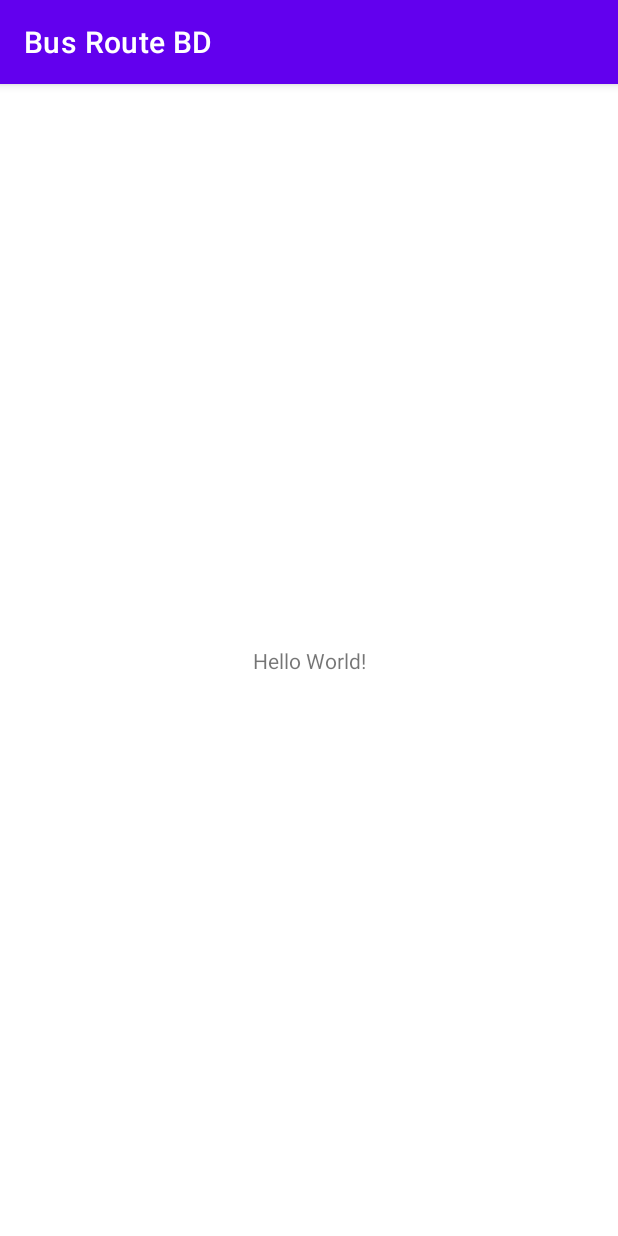
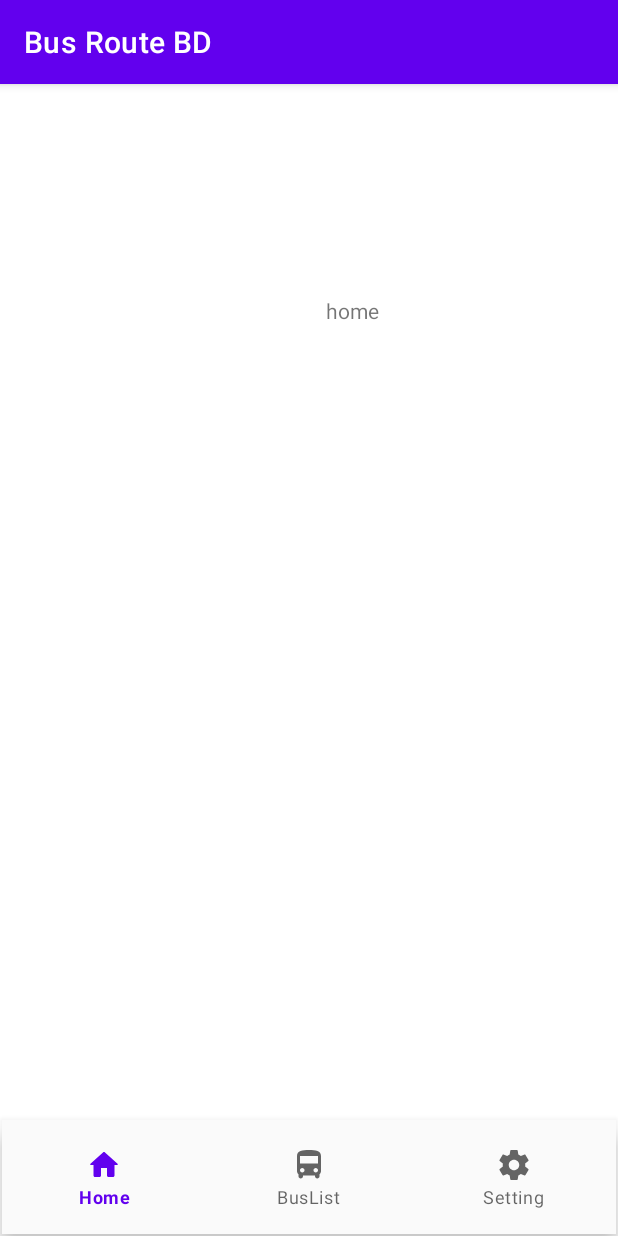
Before and after one commit to DDR13GIT/BusRouteBD, an Android app: the screen it shows after launch (MainActivity), on a phone screen of 412 x 824 dp. Run offline under Robolectric (Android 15) with nearby library versions, the phone set to English and light mode, and no system bars.

Commit message:
bottom-nav implemented with default android elements

```diff
--- /dev/null
+++ b/app/src/main/java/com/example/busroutebd/Home_Framgent.java
@@ -0,0 +1,19 @@
+package com.example.busroutebd;
+
+import android.os.Bundle;
+import android.view.LayoutInflater;
+import android.view.View;
+import android.view.ViewGroup;
+
+import androidx.annotation.NonNull;
+import androidx.annotation.Nullable;
+import androidx.fragment.app.Fragment;
+
+public class Home_Framgent extends Fragment {
+    @Nullable
+    @Override
+    public View onCreateView(@NonNull LayoutInflater inflater, @Nullable ViewGroup container, @Nullable Bundle savedInstanceState) {
+        View view = inflater.inflate(R.layout.home_fragment, container, false);
+        return view;
+    }
+}
--- /dev/null
+++ b/app/src/main/res/drawable/ic_round_directions_bus_24.xml
@@ -0,0 +1,10 @@
+<vector xmlns:android="http://schemas.android.com/apk/res/android"
+    android:width="24dp"
+    android:height="24dp"
+    android:viewportWidth="24"
+    android:viewportHeight="24"
+    android:tint="?attr/colorControlNormal">
+  <path
+      android:fillColor="@android:color/white"
+      android:pathData="M4,16c0,0.88 0.39,1.67 1,2.22v1.28c0,0.83 0.67,1.5 1.5,1.5S8,20.33 8,19.5L8,19h8v0.5c0,0.82 0.67,1.5 1.5,1.5 0.82,0 1.5,-0.67 1.5,-1.5v-1.28c0.61,-0.55 1,-1.34 1,-2.22L20,6c0,-3.5 -3.58,-4 -8,-4s-8,0.5 -8,4v10zM7.5,17c-0.83,0 -1.5,-0.67 -1.5,-1.5S6.67,14 7.5,14s1.5,0.67 1.5,1.5S8.33,17 7.5,17zM16.5,17c-0.83,0 -1.5,-0.67 -1.5,-1.5s0.67,-1.5 1.5,-1.5 1.5,0.67 1.5,1.5 -0.67,1.5 -1.5,1.5zM18,11L6,11L6,6h12v5z"/>
+</vector>
--- /dev/null
+++ b/app/src/main/res/drawable/ic_round_home_24.xml
@@ -0,0 +1,10 @@
+<vector xmlns:android="http://schemas.android.com/apk/res/android"
+    android:width="24dp"
+    android:height="24dp"
+    android:viewportWidth="24"
+    android:viewportHeight="24"
+    android:tint="?attr/colorControlNormal">
+  <path
+      android:fillColor="@android:color/white"
+      android:pathData="M10,19v-5h4v5c0,0.55 0.45,1 1,1h3c0.55,0 1,-0.45 1,-1v-7h1.7c0.46,0 0.68,-0.57 0.33,-0.87L12.67,3.6c-0.38,-0.34 -0.96,-0.34 -1.34,0l-8.36,7.53c-0.34,0.3 -0.13,0.87 0.33,0.87H5v7c0,0.55 0.45,1 1,1h3c0.55,0 1,-0.45 1,-1z"/>
+</vector>
--- /dev/null
+++ b/app/src/main/res/drawable/ic_round_settings_24.xml
@@ -0,0 +1,10 @@
+<vector xmlns:android="http://schemas.android.com/apk/res/android"
+    android:width="24dp"
+    android:height="24dp"
+    android:viewportWidth="24"
+    android:viewportHeight="24"
+    android:tint="?attr/colorControlNormal">
+  <path
+      android:fillColor="@android:color/white"
+      android:pathData="M19.43,12.98c0.04,-0.32 0.07,-0.64 0.07,-0.98s-0.03,-0.66 -0.07,-0.98l2.11,-1.65c0.19,-0.15 0.24,-0.42 0.12,-0.64l-2,-3.46c-0.12,-0.22 -0.39,-0.3 -0.61,-0.22l-2.49,1c-0.52,-0.4 -1.08,-0.73 -1.69,-0.98l-0.38,-2.65C14.46,2.18 14.25,2 14,2h-4c-0.25,0 -0.46,0.18 -0.49,0.42l-0.38,2.65c-0.61,0.25 -1.17,0.59 -1.69,0.98l-2.49,-1c-0.23,-0.09 -0.49,0 -0.61,0.22l-2,3.46c-0.13,0.22 -0.07,0.49 0.12,0.64l2.11,1.65c-0.04,0.32 -0.07,0.65 -0.07,0.98s0.03,0.66 0.07,0.98l-2.11,1.65c-0.19,0.15 -0.24,0.42 -0.12,0.64l2,3.46c0.12,0.22 0.39,0.3 0.61,0.22l2.49,-1c0.52,0.4 1.08,0.73 1.69,0.98l0.38,2.65c0.03,0.24 0.24,0.42 0.49,0.42h4c0.25,0 0.46,-0.18 0.49,-0.42l0.38,-2.65c0.61,-0.25 1.17,-0.59 1.69,-0.98l2.49,1c0.23,0.09 0.49,0 0.61,-0.22l2,-3.46c0.12,-0.22 0.07,-0.49 -0.12,-0.64l-2.11,-1.65zM12,15.5c-1.93,0 -3.5,-1.57 -3.5,-3.5s1.57,-3.5 3.5,-3.5 3.5,1.57 3.5,3.5 -1.57,3.5 -3.5,3.5z"/>
+</vector>
--- a/app/src/main/res/layout/activity_main.xml
+++ b/app/src/main/res/layout/activity_main.xml
@@ -1,18 +1,36 @@
 <?xml version="1.0" encoding="utf-8"?>
-<androidx.constraintlayout.widget.ConstraintLayout xmlns:android="http://schemas.android.com/apk/res/android"
+<RelativeLayout xmlns:android="http://schemas.android.com/apk/res/android"
     xmlns:app="http://schemas.android.com/apk/res-auto"
     xmlns:tools="http://schemas.android.com/tools"
     android:layout_width="match_parent"
     android:layout_height="match_parent"
     tools:context=".MainActivity">
 
-    <TextView
-        android:layout_width="wrap_content"
+
+    <FrameLayout
+        android:id="@+id/fragment_container"
+        android:layout_width="match_parent"
+        android:layout_height="match_parent"
+        android:layout_above="@+id/bottom_nav">
+    </FrameLayout>
+
+
+    <com.google.android.material.bottomnavigation.BottomNavigationView
+        android:id="@+id/bottom_nav"
+        android:layout_width="match_parent"
         android:layout_height="wrap_content"
-        android:text="Hello World!"
+        android:layout_alignParentBottom="true"
+        android:layout_marginStart="1dp"
+        android:layout_marginEnd="1dp"
+        android:layout_marginBottom="1dp"
+        android:background="#fafafa"
+        android:elevation="20dp"
+        android:outlineAmbientShadowColor="@color/black"
+        android:paddingTop="10dp"
+        android:paddingBottom="10dp"
         app:layout_constraintBottom_toBottomOf="parent"
-        app:layout_constraintLeft_toLeftOf="parent"
-        app:layout_constraintRight_toRightOf="parent"
-        app:layout_constraintTop_toTopOf="parent" />
+        app:layout_constraintEnd_toEndOf="parent"
+        app:layout_constraintStart_toStartOf="parent"
+        app:menu="@menu/navbar_menu" />
 
-</androidx.constraintlayout.widget.ConstraintLayout>
+</RelativeLayout>
--- /dev/null
+++ b/app/src/main/res/layout/home_fragment.xml
@@ -0,0 +1,19 @@
+<?xml version="1.0" encoding="utf-8"?>
+<androidx.constraintlayout.widget.ConstraintLayout xmlns:android="http://schemas.android.com/apk/res/android"
+    xmlns:app="http://schemas.android.com/apk/res-auto"
+    xmlns:tools="http://schemas.android.com/tools"
+    android:layout_width="match_parent"
+    android:layout_height="match_parent">
+
+    <TextView
+        android:id="@+id/textView"
+        android:layout_width="wrap_content"
+        android:layout_height="wrap_content"
+        android:layout_marginStart="217dp"
+        android:layout_marginTop="141dp"
+        android:layout_marginEnd="159dp"
+        android:text="home"
+        app:layout_constraintEnd_toEndOf="parent"
+        app:layout_constraintStart_toStartOf="parent"
+        app:layout_constraintTop_toTopOf="parent" />
+</androidx.constraintlayout.widget.ConstraintLayout>
--- /dev/null
+++ b/app/src/main/res/layout/settings_fragment.xml
@@ -0,0 +1,6 @@
+<?xml version="1.0" encoding="utf-8"?>
+<androidx.constraintlayout.widget.ConstraintLayout xmlns:android="http://schemas.android.com/apk/res/android"
+    android:layout_width="match_parent"
+    android:layout_height="match_parent">
+
+</androidx.constraintlayout.widget.ConstraintLayout>
--- /dev/null
+++ b/app/src/main/res/menu/navbar_menu.xml
@@ -0,0 +1,13 @@
+<?xml version="1.0" encoding="utf-8"?>
+<menu xmlns:android="http://schemas.android.com/apk/res/android">
+
+    <item android:title="Home"
+        android:id="@+id/home"
+        android:icon="@drawable/ic_round_home_24" />
+    <item android:title="BusList"
+        android:icon="@drawable/ic_round_directions_bus_24"
+        android:id="@+id/notification"/>
+    <item android:title="Setting"
+        android:icon="@drawable/ic_round_settings_24"
+        android:id="@+id/setting"/>
+</menu>
--- a/build.gradle
+++ b/build.gradle
@@ -5,7 +5,7 @@ buildscript {
         mavenCentral()
     }
     dependencies {
-        classpath "com.android.tools.build:gradle:7.0.3"
+        classpath "com.android.tools.build:gradle:7.0.4"
 
         // NOTE: Do not place your application dependencies here; they belong
         // in the individual module build.gradle files
```
Also changed, not shown: app/src/main/java/com/example/busroutebd/BusList_Framgent.java (added, +19 -0 lines), app/src/main/java/com/example/busroutebd/MainActivity.java (+30 -1 lines), app/src/main/java/com/example/busroutebd/Settings_Framgent.java (added, +19 -0 lines), app/src/main/res/layout/buslist_fragment.xml (added, +19 -0 lines).
